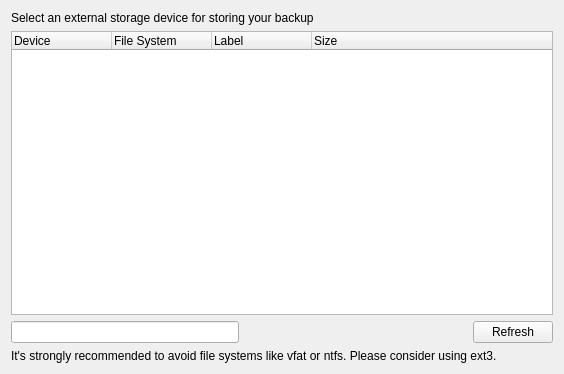
First picture: the form in src/app/addbackupwizardpage1view.ui, repository flavio/kaveau, before the edit.
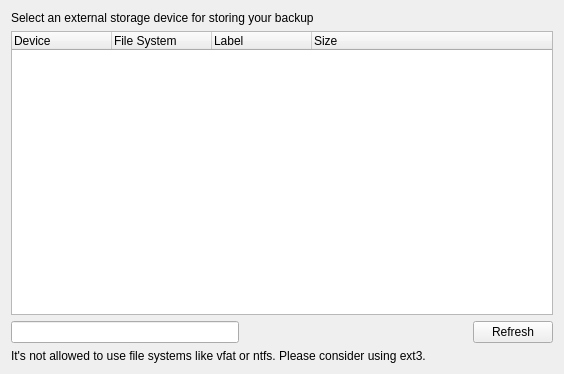
Second picture: the form after the edit.

Commit message: don't allow the usage of disk partitions formatted with vfat or ntfs

```diff
--- a/src/app/addbackupwizardpage1view.ui
+++ b/src/app/addbackupwizardpage1view.ui
@@ -78,7 +78,7 @@
    <item>
     <widget class="QLabel" name="label_2">
      <property name="text">
-      <string>It's strongly recommended to avoid file systems like vfat or ntfs. Please consider using ext3.</string>
+      <string>It's not allowed to use file systems like vfat or ntfs. Please consider using ext3.</string>
      </property>
     </widget>
    </item>
```
The commit also changes 1 other file.
